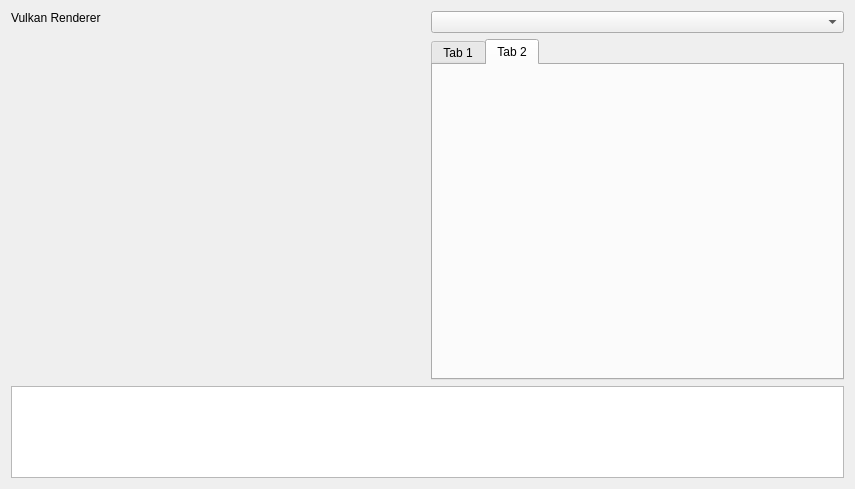
First picture: the form in ui/MainGUI.ui, repository NianZo/GraphicsPlayground, before the edit.
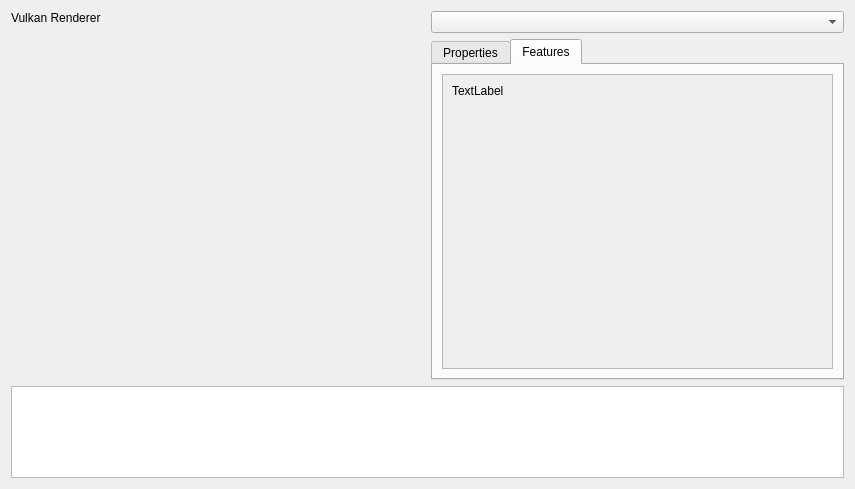
Second picture: the form after the edit. The open tabs and pages were chosen to show the change.

Commit message: Add physical device feature reporting

```diff
--- a/ui/MainGUI.ui
+++ b/ui/MainGUI.ui
@@ -74,7 +74,7 @@
            </sizepolicy>
           </property>
           <attribute name="title">
-           <string>Tab 1</string>
+           <string>Properties</string>
           </attribute>
           <layout class="QVBoxLayout" name="verticalLayout_5">
            <item>
@@ -90,9 +90,49 @@
           </layout>
          </widget>
          <widget class="QWidget" name="tab_2">
+          <property name="sizePolicy">
+           <sizepolicy hsizetype="Expanding" vsizetype="Expanding">
+            <horstretch>0</horstretch>
+            <verstretch>0</verstretch>
+           </sizepolicy>
+          </property>
+          <property name="acceptDrops">
+           <bool>false</bool>
+          </property>
           <attribute name="title">
-           <string>Tab 2</string>
+           <string>Features</string>
           </attribute>
+          <layout class="QVBoxLayout" name="verticalLayout_6">
+           <item>
+            <widget class="QScrollArea" name="scrollArea">
+             <property name="widgetResizable">
+              <bool>true</bool>
+             </property>
+             <widget class="QWidget" name="scrollAreaWidgetContents">
+              <property name="geometry">
+               <rect>
+                <x>0</x>
+                <y>0</y>
+                <width>388</width>
+                <height>286</height>
+               </rect>
+              </property>
+              <layout class="QVBoxLayout" name="verticalLayout_7">
+               <item>
+                <widget class="QLabel" name="label_3">
+                 <property name="text">
+                  <string>TextLabel</string>
+                 </property>
+                 <property name="alignment">
+                  <set>Qt::AlignLeading|Qt::AlignLeft|Qt::AlignTop</set>
+                 </property>
+                </widget>
+               </item>
+              </layout>
+             </widget>
+            </widget>
+           </item>
+          </layout>
          </widget>
         </widget>
        </item>
```
Left out of the diff: 5 changed lines with no effect on the pictures. The commit also changes 2 other files.
